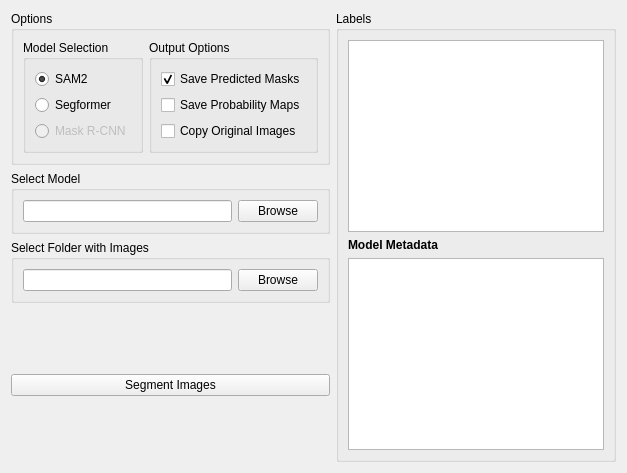
JohnStranzl/GRIME-AI, file src/GRIME_AI/dialogs/ML_image_processing/segment_images_tab.ui: the form before one commit.
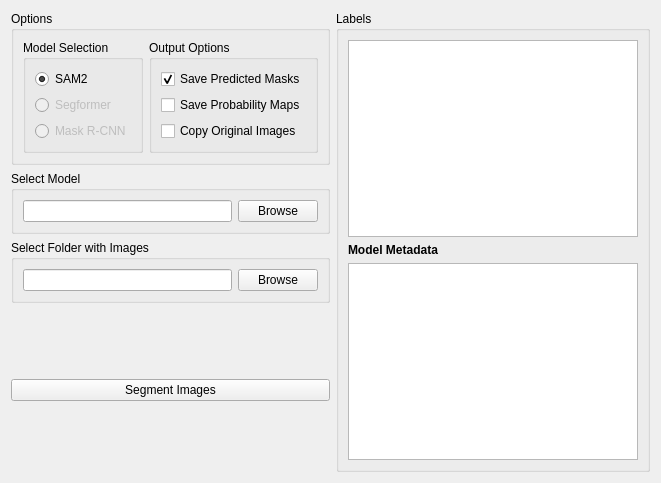
The form after the commit.

```diff
--- a/src/GRIME_AI/dialogs/ML_image_processing/segment_images_tab.ui
+++ b/src/GRIME_AI/dialogs/ML_image_processing/segment_images_tab.ui
@@ -2,6 +2,14 @@
 <ui version="4.0">
  <class>SegmentImagesTab</class>
  <widget class="QWidget" name="tabSegmentImages">
+  <property name="geometry">
+   <rect>
+    <x>0</x>
+    <y>0</y>
+    <width>661</width>
+    <height>483</height>
+   </rect>
+  </property>
   <property name="windowTitle">
    <string>Segment Images</string>
   </property>
@@ -40,6 +48,9 @@
              </item>
              <item>
               <widget class="QRadioButton" name="radioButton_segment_model_segformer">
+               <property name="enabled">
+                <bool>false</bool>
+               </property>
                <property name="text">
                 <string>Segformer</string>
                </property>
```
Left out of the diff: 18 changed lines with no effect on the pictures.
